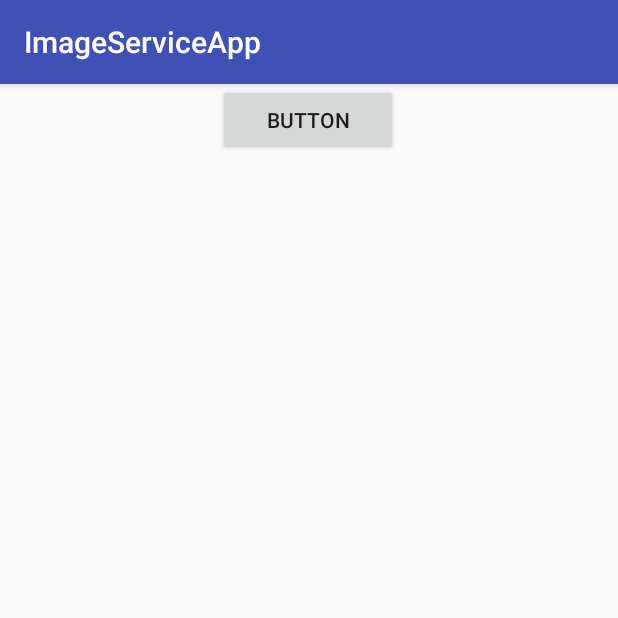
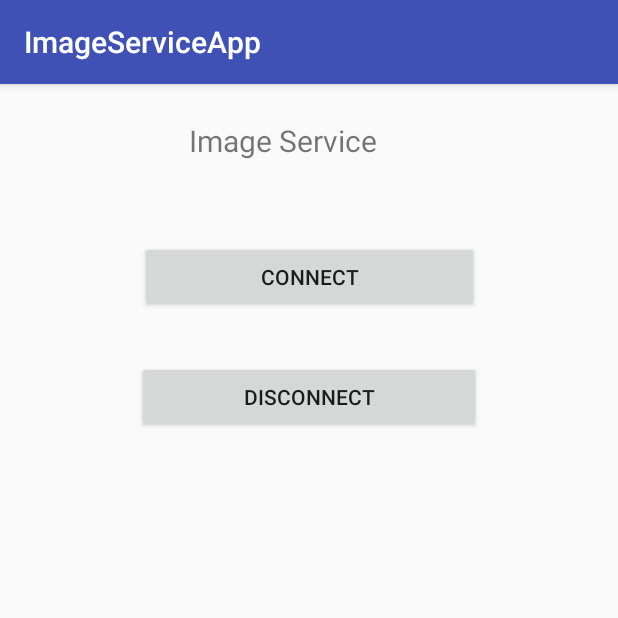
Before and after one commit to greensd4/ImageServiceApplication, an Android app: the screen it shows after launch (MainActivity), on a phone screen of 412 x 824 dp, the top half of it. Run offline under Robolectric (Android 15) with nearby library versions, the phone set to English and light mode, and no system bars.

Commit message:
image service + buttons

```diff
--- a/app/src/main/AndroidManifest.xml
+++ b/app/src/main/AndroidManifest.xml
@@ -12,12 +12,6 @@
         android:roundIcon="@mipmap/ic_launcher_round"
         android:supportsRtl="true"
         android:theme="@style/AppTheme">
-
-        <receiver android:name="com.example.green.imageserviceapp.WifiReceiver" >
-            <intent-filter android:priority="100">
-                <action android:name="android.net.wifi.STATE_CHANGE" />
-            </intent-filter>
-        </receiver>
 
         <activity android:name=".MainActivity">
             <intent-filter>
--- a/app/src/main/res/layout/activity_main.xml
+++ b/app/src/main/res/layout/activity_main.xml
@@ -8,49 +8,47 @@
 
     <TextView
         android:id="@+id/textView"
-        android:layout_width="wrap_content"
+        android:layout_width="160dp"
         android:layout_height="35dp"
-        android:layout_marginBottom="144dp"
         android:layout_marginEnd="160dp"
         android:layout_marginLeft="160dp"
         android:layout_marginRight="160dp"
         android:layout_marginStart="160dp"
-        android:text="Image Service"
+        android:layout_marginTop="24dp"
+        android:text="@string/imageService_header"
         android:textSize="20dp"
-        app:layout_constraintBottom_toTopOf="@+id/button"
         app:layout_constraintEnd_toEndOf="parent"
-        app:layout_constraintHorizontal_bias="0.514"
-        app:layout_constraintStart_toStartOf="parent" />
+        app:layout_constraintStart_toStartOf="parent"
+        app:layout_constraintTop_toTopOf="parent" />
 
     <Button
         android:id="@+id/button"
-        style="@style/Widget.AppCompat.Button"
-        android:layout_width="wrap_content"
+        android:layout_width="226dp"
         android:layout_height="wrap_content"
-        android:layout_marginBottom="20dp"
-        android:layout_marginEnd="160dp"
-        android:layout_marginLeft="160dp"
-        android:layout_marginRight="160dp"
-        android:layout_marginStart="160dp"
-        android:width="120dp"
-        android:height="30dp"
-        android:text="Button"
-        app:layout_constraintBottom_toTopOf="@+id/button2"
+        android:layout_marginEnd="16dp"
+        android:layout_marginLeft="16dp"
+        android:layout_marginRight="16dp"
+        android:layout_marginStart="16dp"
+        android:layout_marginTop="45dp"
+        android:onClick="startService"
+        android:text="@string/btn_connect"
         app:layout_constraintEnd_toEndOf="parent"
         app:layout_constraintStart_toStartOf="parent"
-        tools:text="@string/ConnectBtn" />
+        app:layout_constraintTop_toBottomOf="@+id/textView" />
 
     <Button
         android:id="@+id/button2"
-        style="@style/Widget.AppCompat.Button"
-        android:layout_width="wrap_content"
+        android:layout_width="229dp"
         android:layout_height="wrap_content"
-        android:width="120dp"
-        android:height="30dp"
-        android:text="Button"
+        android:layout_marginEnd="16dp"
+        android:layout_marginLeft="16dp"
+        android:layout_marginRight="16dp"
+        android:layout_marginStart="16dp"
+        android:layout_marginTop="32dp"
+        android:onClick="stopService"
+        android:text="@string/btn_disconnect"
         app:layout_constraintEnd_toEndOf="parent"
-        app:layout_constraintHorizontal_bias="0.498"
         app:layout_constraintStart_toStartOf="parent"
-        tools:layout_editor_absoluteY="246dp"
-        tools:text="@string/DisconnectBtn" />
+        app:layout_constraintTop_toBottomOf="@+id/button" />
+
 </android.support.constraint.ConstraintLayout>
--- a/app/src/main/res/values/strings.xml
+++ b/app/src/main/res/values/strings.xml
@@ -2,4 +2,5 @@
     <string name="app_name">ImageServiceApp</string>
     <string name="btn_connect">Connect</string>
     <string name="btn_disconnect">Disconnect</string>
+    <string name="imageService_header">Image Service</string>
 </resources>
```
Also changed, not shown: app/src/main/java/com/example/green/imageserviceapp/ImageService.java (+45 -8 lines), app/src/main/java/com/example/green/imageserviceapp/WifiReceiver.java (deleted, +0 -27 lines).
